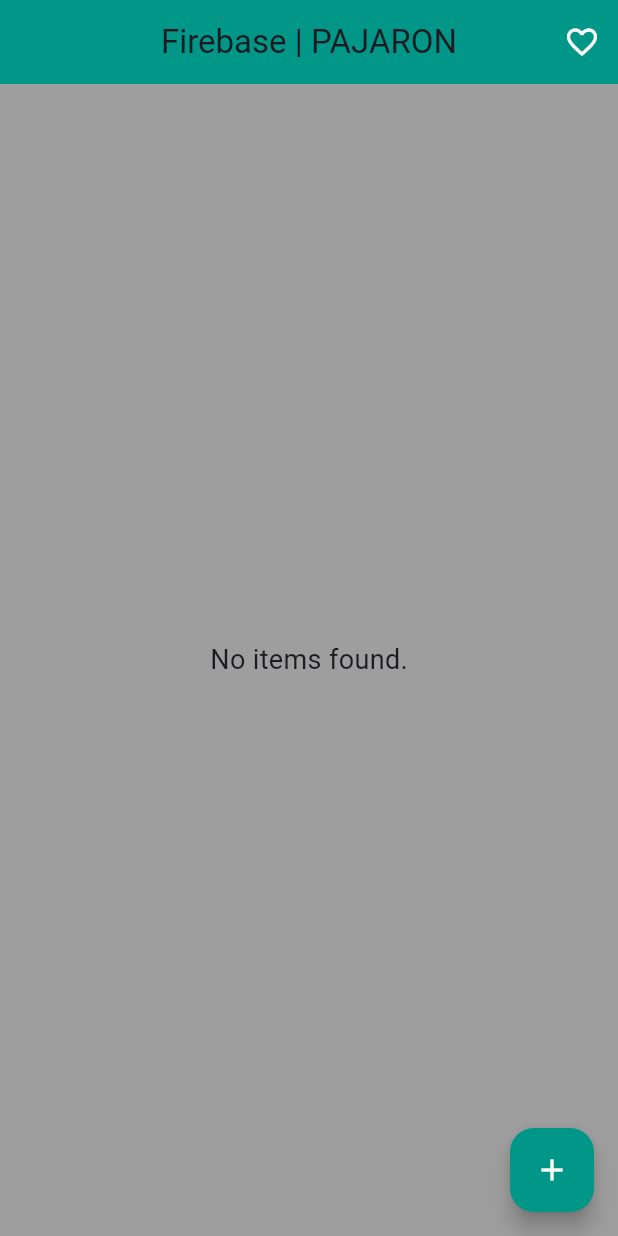
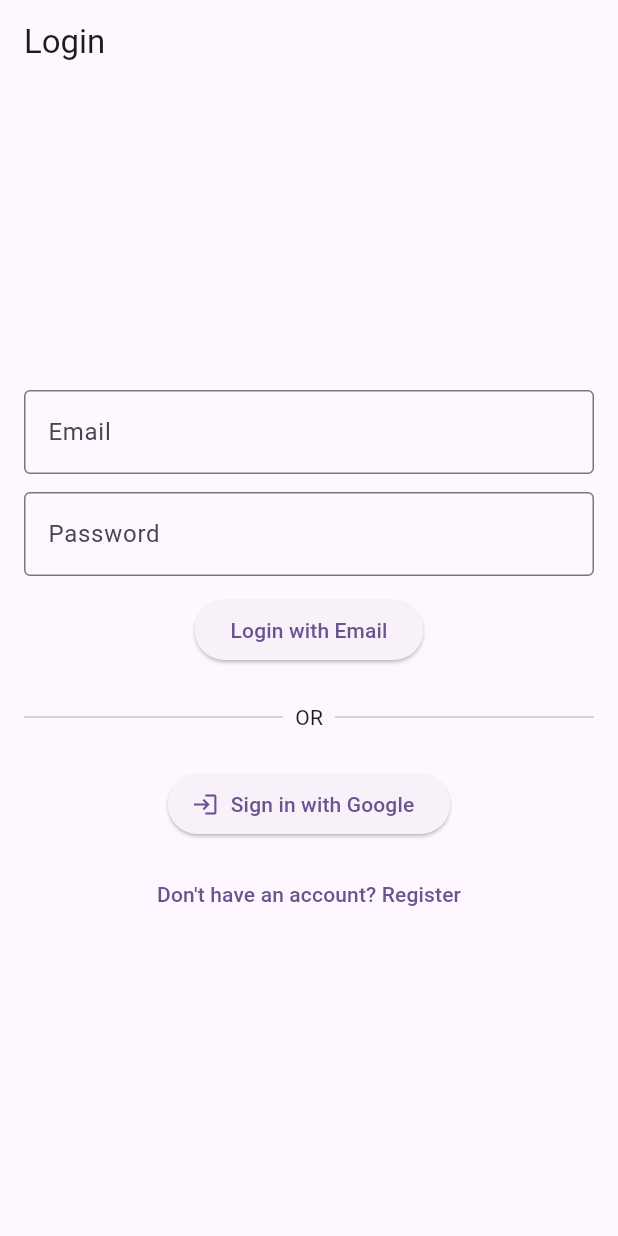
Before and after one commit to patx12/firebase_crud, a Flutter app: the screen it shows after launch, on a phone screen of 412 x 824 dp. Run offline on Flutter 3.47's test engine with Material 3 defaults, Android fonts, the phone set to English and light mode, and no system bars; our stand-ins replace cloud_firestore, firebase_auth, firebase_core, google_sign_in; accounts and stored records are empty.

Commit message:
Firebase auth and CRUD app

```diff
--- /dev/null
+++ b/lib/login.dart
@@ -0,0 +1,118 @@
+import 'package:flutter/material.dart';
+import 'auth_service.dart';
+import 'register.dart';
+import 'homepage.dart';
+
+class LoginPage extends StatefulWidget {
+  @override
+  _LoginPageState createState() => _LoginPageState();
+}
+
+class _LoginPageState extends State<LoginPage> {
+  final AuthService auth = AuthService();
+  final TextEditingController emailCtrl = TextEditingController();
+  final TextEditingController passwordCtrl = TextEditingController();
+  bool loading = false;
+
+  @override
+  Widget build(BuildContext context) {
+    return Scaffold(
+      appBar: AppBar(title: Text("Login")),
+      body: Center(
+        child: SingleChildScrollView(
+          padding: EdgeInsets.all(16),
+          child: Column(
+            mainAxisSize: MainAxisSize.min,
+            children: [
+              // --- Email Login ---
+              TextField(
+                controller: emailCtrl,
+                decoration: InputDecoration(
+                  labelText: "Email",
+                  border: OutlineInputBorder(),
+                ), // InputDecoration
+              ), // TextField
+              SizedBox(height: 12),
+              TextField(
+                controller: passwordCtrl,
+                obscureText: true,
+                decoration: InputDecoration(
+                  labelText: "Password",
+                  border: OutlineInputBorder(),
+                ), // InputDecoration
+              ), // TextField
+              SizedBox(height: 12),
+              ElevatedButton(
+                child: loading
+                    ? CircularProgressIndicator(color: Colors.white)
+                    : Text("Login with Email"),
+                onPressed: () async {
+                  setState(() => loading = true);
+                  final user = await auth.signInWithEmail(
+                      emailCtrl.text, passwordCtrl.text);
+                  setState(() => loading = false);
+
+                  if (user != null) {
+                    if (!user.emailVerified) {
+                      ScaffoldMessenger.of(context).showSnackBar(
+                        SnackBar(
+                            content: Text(
+                                "Please verify your email before logging in.")), // Text // SnackBar
+                      );
+                    } else {
+                      Navigator.pushReplacement(
+                        context,
+                        MaterialPageRoute(builder: (_) => HomePage()),
+                      );
+                    }
+                  } else {
+                    ScaffoldMessenger.of(context).showSnackBar(
+                      SnackBar(content: Text("Invalid email or password")),
+                    );
+                  }
+                },
+              ), // ElevatedButton
+              SizedBox(height: 24),
+              Row(
+                children: [
+                  Expanded(child: Divider()),
+                  Padding(
+                    padding: EdgeInsets.symmetric(horizontal: 8),
+                    child: Text("OR"),
+                  ), // Padding
+                  Expanded(child: Divider()),
+                ],
+              ), // Row
+              SizedBox(height: 24),
+              ElevatedButton.icon(
+                icon: Icon(Icons.login),
+                label: Text("Sign in with Google"),
+                onPressed: () async {
+                  setState(() => loading = true);
+                  final user = await auth.signInWithGoogle();
+                  setState(() => loading = false);
+                  if (user != null) {
+                    Navigator.pushReplacement(
+                      context,
+                      MaterialPageRoute(builder: (_) => HomePage()),
+                    );
+                  }
+                },
+              ), // ElevatedButton.icon
+              SizedBox(height: 12),
+              TextButton(
+                child: Text("Don't have an account? Register"),
+                onPressed: () {
+                  Navigator.push(
+                    context,
+                    MaterialPageRoute(builder: (_) => RegisterPage()),
+                  );
+                },
+              ), // TextButton
+            ],
+          ), // Column
+        ), // SingleChildScrollView
+      ), // Center
+    ); // Scaffold
+  }
+}
--- a/lib/main.dart
+++ b/lib/main.dart
@@ -1,7 +1,9 @@
 import 'package:flutter/material.dart';
 import 'package:firebase_core/firebase_core.dart';
-import 'package:task8/homepage.dart'; // added
-import 'firebase_options.dart';
+import 'package:task8/auth_service.dart';
+import 'package:task8/firebase_options.dart';
+import 'package:task8/homepage.dart';
+import 'package:task8/login.dart';
 
 Future<void> main() async {
   WidgetsFlutterBinding.ensureInitialized();
@@ -28,7 +30,21 @@ class MyApp extends StatelessWidget {
         ),
         useMaterial3: true,
       ),
-      home: const HomePage(), // changed
+      home: StreamBuilder(
+        stream: AuthService().userStream,
+        builder: (context, snapshot) {
+          if (snapshot.connectionState == ConnectionState.waiting) {
+            return const Scaffold(
+              body: Center(child: CircularProgressIndicator()),
+            );
+          }
+          if (snapshot.hasData) {
+            return HomePage();
+          } else {
+            return LoginPage();
+          }
+        },
+      ),
     );
   }
 }
--- a/pubspec.yaml
+++ b/pubspec.yaml
@@ -36,6 +36,8 @@ dependencies:
   cupertino_icons: ^1.0.8
   firebase_core: ^5.2.0
   cloud_firestore: ^7.2.0
+  firebase_auth: ^7.1.0
+  google_sign_in: ^7.2.0
 
 dev_dependencies:
   flutter_test:
```
Also changed, not shown: lib/auth_service.dart (added, +73 -0 lines), lib/homepage.dart (+30 -13 lines), lib/register.dart (added, +93 -0 lines), pubspec.lock, 4 other files.
